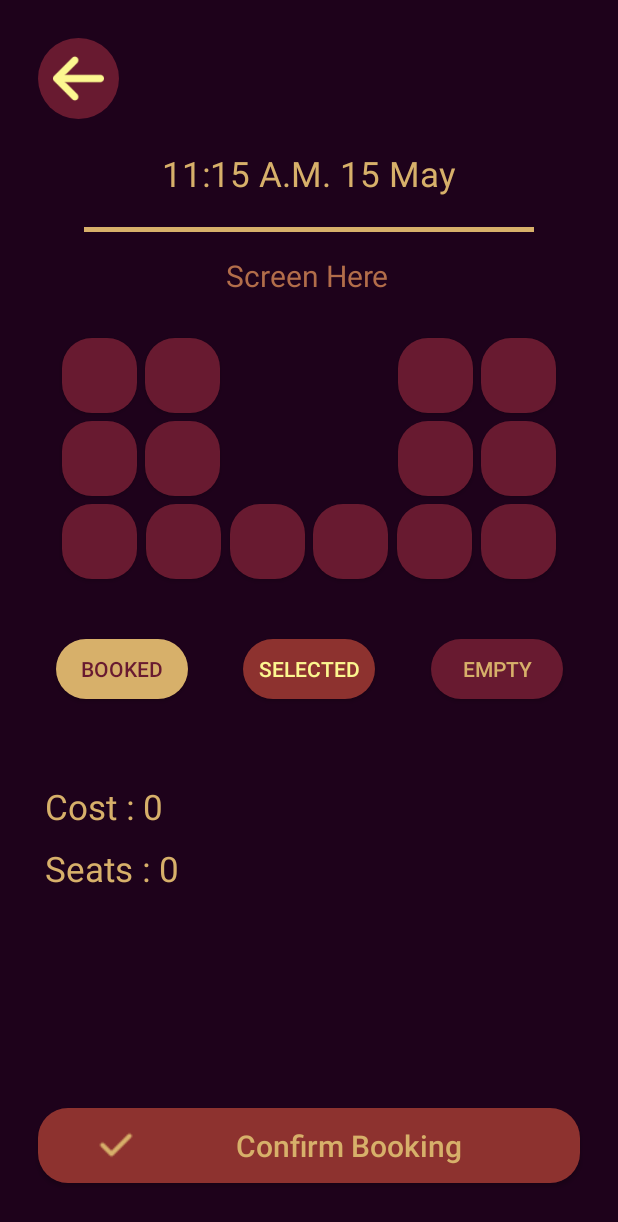
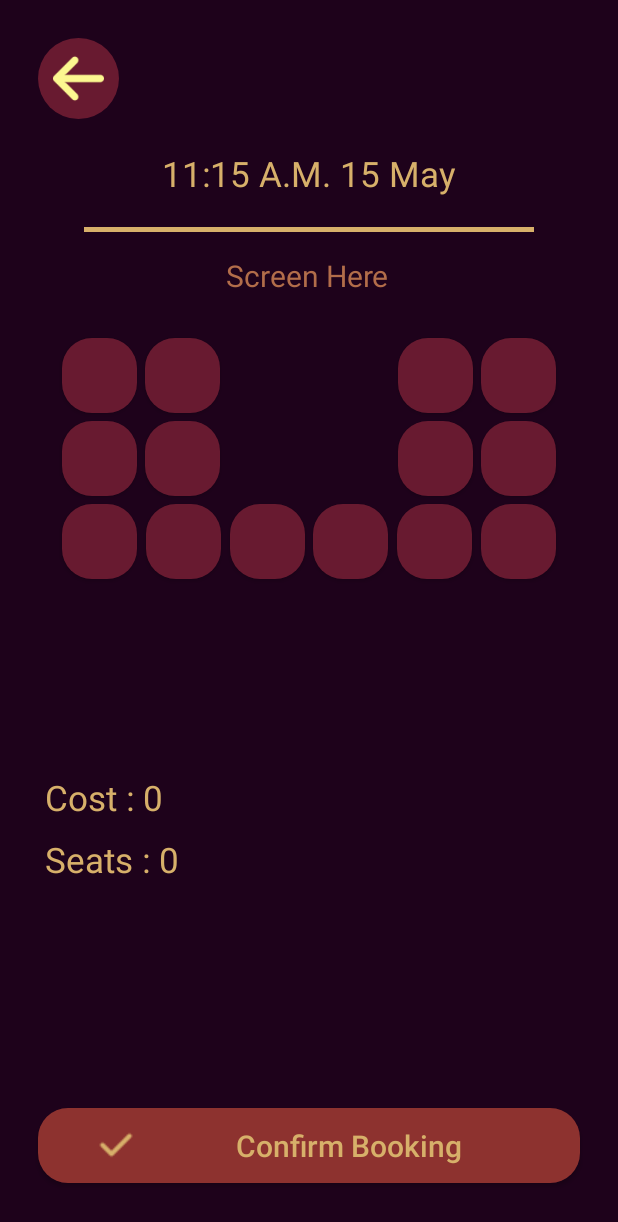
Before and after one commit to KolosTK/Cinema, an Android app: the SeatsActivity screen opened directly, with no data from a screen before it, on a phone screen of 412 x 824 dp. Shown: the top 1222 px of the screen. Run offline under Robolectric (Android 15) with nearby library versions, the phone set to English and light mode, and no system bars; network calls fail.

Commit message:
Add small changes
* Remove empty, booked, selected buttons from activity_seats
* Reset all values after confirming booking
* Change intro and add logo no project

```diff
--- a/app/src/main/java/com/example/cinema/Activities/SeatsActivity.java
+++ b/app/src/main/java/com/example/cinema/Activities/SeatsActivity.java
@@ -4,6 +4,7 @@ import android.os.Bundle;
 import android.widget.Button;
 import android.widget.ImageView;
 import android.widget.TextView;
+import android.widget.Toast;
 
 import androidx.appcompat.app.AppCompatActivity;
 import androidx.core.content.ContextCompat;
@@ -12,7 +13,7 @@ import com.example.cinema.R;
 
 public class SeatsActivity extends AppCompatActivity {
     private ImageView backButton;
-    private Button button1,button2,button3,button4,button5,button6,button7,button8,button9,button10,button11,button12,button13,button14;
+    private Button button1,button2,button3,button4,button5,button6,button7,button8,button9,button10,button11,button12,button13,button14,seatsButton;
     private TextView seatsAmount, costAmount;
     private int seatsCount,totalCost = 0;
 
@@ -40,7 +41,43 @@ public class SeatsActivity extends AppCompatActivity {
         costAmount = findViewById(R.id.costAmount);
 
         initView();
+        setupSeatsButtons();
     }
+
+    private void setupSeatsButtons() {
+        // Setup individual seat buttons
+        setupButton(findViewById(R.id.button1), 100);
+        setupButton(findViewById(R.id.button2), 250);
+        // Add the rest of the buttons...
+
+        seatsButton = findViewById(R.id.seatsButton);
+        seatsButton.setOnClickListener(v -> {
+            resetBooking();
+        });
+    }
+    private void resetBooking() {
+        seatsCount = 0;
+        totalCost = 0;
+        seatsAmount.setText(String.valueOf(seatsCount));
+        costAmount.setText(String.valueOf(totalCost));
+
+        // Show a message to the user
+        Toast.makeText(this, "Booking successful!", Toast.LENGTH_SHORT).show();
+
+        // Optionally reset all seat buttons to unselected state
+        resetSeatButtons();
+    }
+
+    private void resetSeatButtons() {
+        // You need to reset the background for all the seat buttons as well
+        int[] buttonIds = {R.id.button1, R.id.button2, R.id.button3,R.id.button4,R.id.button5,R.id.button6,R.id.button7,R.id.button8,R.id.button9,R.id.button10,R.id.button11,R.id.button12,R.id.button13, R.id.button14};
+        for (int buttonId : buttonIds) {
+            Button button = findViewById(buttonId);
+            button.setSelected(false);
+            button.setBackground(ContextCompat.getDrawable(this, R.drawable.button_background));
+        }
+    }
+
     private void setupButton(Button button, int seatCost) {
         button.setOnClickListener(view -> {
             button.setSelected(!button.isSelected()); // Toggle selection state
--- a/app/src/main/res/layout/activity_seats.xml
+++ b/app/src/main/res/layout/activity_seats.xml
@@ -23,13 +23,13 @@
         android:layout_width="wrap_content"
         android:layout_height="wrap_content"
         android:layout_marginStart="30dp"
-        android:layout_marginTop="56dp"
+        android:layout_marginTop="130dp"
         android:text="Cost : "
         android:textColor="@color/yellow"
         android:textFontWeight="@integer/material_motion_duration_medium_2"
         android:textSize="23sp"
         app:layout_constraintStart_toStartOf="parent"
-        app:layout_constraintTop_toBottomOf="@+id/emptyButton" />
+        app:layout_constraintTop_toBottomOf="@+id/button11" />
 
     <TextView
         android:id="@+id/costAmount"
@@ -105,45 +105,6 @@
         app:layout_constraintHorizontal_bias="0.497"
         app:layout_constraintStart_toStartOf="parent"
         app:layout_constraintTop_toBottomOf="@+id/line" />
-
-    <Button
-        android:id="@+id/bookedButton"
-        android:layout_width="wrap_content"
-        android:layout_height="40dp"
-        android:background="@drawable/button_background"
-        android:backgroundTint="@color/yellow"
-        android:text="Booked"
-        android:textColor="@color/burgundy"
-        app:layout_constraintBottom_toBottomOf="@+id/selectedButton"
-        app:layout_constraintEnd_toStartOf="@+id/selectedButton"
-        app:layout_constraintStart_toStartOf="parent"
-        app:layout_constraintTop_toTopOf="@+id/selectedButton" />
-
-    <Button
-        android:id="@+id/emptyButton"
-        android:layout_width="wrap_content"
-        android:layout_height="40dp"
-        android:background="@drawable/button_background"
-        android:backgroundTint="@color/burgundy"
-        android:text="Empty"
-        android:textColor="@color/yellow"
-        app:layout_constraintBottom_toBottomOf="@+id/selectedButton"
-        app:layout_constraintEnd_toEndOf="parent"
-        app:layout_constraintStart_toEndOf="@+id/selectedButton"
-        app:layout_constraintTop_toTopOf="@+id/selectedButton" />
-
-    <Button
-        android:id="@+id/selectedButton"
-        android:layout_width="wrap_content"
-        android:layout_height="40dp"
-        android:layout_marginTop="40dp"
-        android:background="@drawable/button_background"
-        android:backgroundTint="@color/brown"
-        android:text="Selected"
-        android:textColor="@color/light_yellow"
-        app:layout_constraintEnd_toStartOf="@+id/emptyButton"
-        app:layout_constraintStart_toEndOf="@+id/bookedButton"
-        app:layout_constraintTop_toBottomOf="@+id/button11" />
 
     <Button
         android:id="@+id/button1"
```
Also changed, not shown: app/src/main/res/layout/activity_intro.xml (+7 -2 lines), app/src/main/res/drawable/CiNemoLogo.jpg (added).
